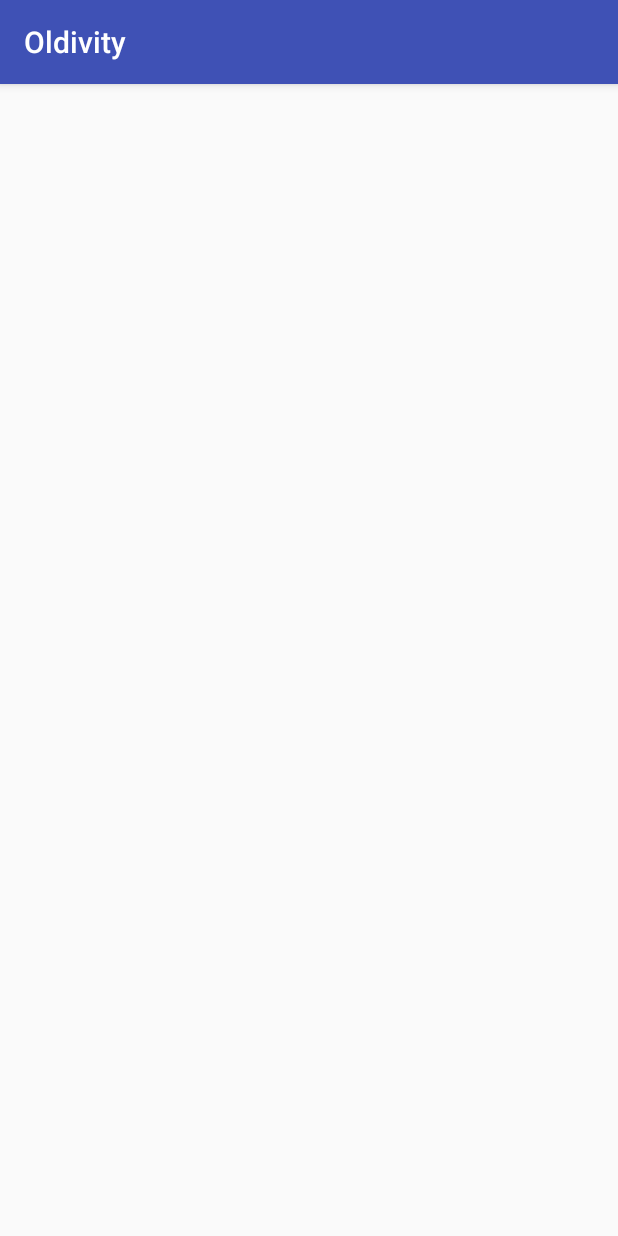
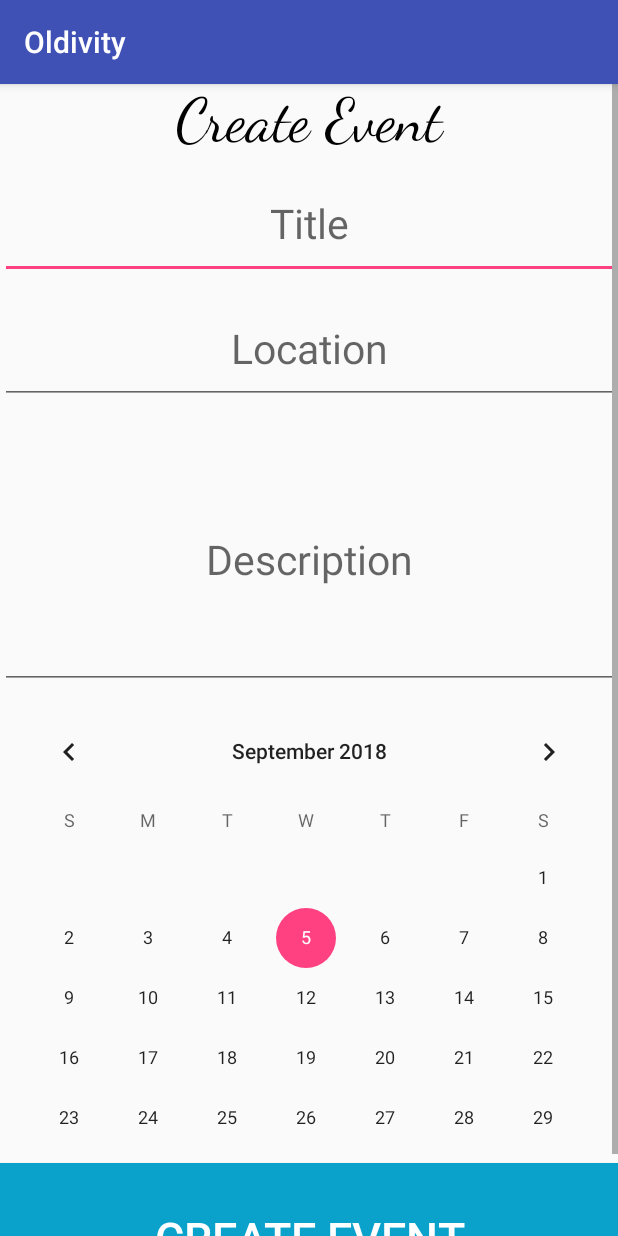
Before and after one commit to Trung-N/Oldtivity-app, an Android app: the CreateEvent screen opened directly, with no data from a screen before it, on a phone screen of 412 x 824 dp. Run offline under Robolectric (Android 15) with nearby library versions, the phone set to English and light mode, and no system bars; our stand-ins replace Firebase (no records; nobody signed in at launch, a user with empty details on screens opened directly).

Commit message:
Added ability to create and event. This *should* be stored in the database under a new branch called "events" (where the key is the user id).

```diff
--- a/Oldivity/app/src/main/java/com/example/oldivity/SignUpActivity.java
+++ b/Oldivity/app/src/main/java/com/example/oldivity/SignUpActivity.java
@@ -17,6 +17,8 @@ import com.google.firebase.auth.FirebaseAuth;
 import com.google.firebase.auth.FirebaseUser;
 import com.google.firebase.database.DatabaseReference;
 import com.google.firebase.database.FirebaseDatabase;
+
+import java.util.Map;
 
 public class SignUpActivity extends AppCompatActivity {
 
--- a/Oldivity/app/src/main/res/layout/activity_create_event.xml
+++ b/Oldivity/app/src/main/res/layout/activity_create_event.xml
@@ -6,4 +6,104 @@
     android:layout_height="match_parent"
     tools:context=".CreateEvent">
 
+    <ScrollView
+        android:layout_width="fill_parent"
+        android:layout_height="fill_parent"
+        android:fitsSystemWindows="true"
+        app:layout_constraintEnd_toEndOf="parent"
+        app:layout_constraintHorizontal_bias="0.5"
+        app:layout_constraintStart_toStartOf="parent"
+        app:layout_constraintTop_toTopOf="parent">
+
+        <LinearLayout
+            android:layout_width="match_parent"
+            android:layout_height="wrap_content"
+            android:orientation="vertical">
+
+            <TextView
+                android:id="@+id/createEventWelcome"
+                android:layout_width="match_parent"
+                android:layout_height="wrap_content"
+                android:fontFamily="cursive"
+                android:text="Create Event"
+                android:textAlignment="center"
+                android:textColor="@android:color/black"
+                android:textSize="40sp" />
+
+            <EditText
+                android:id="@+id/eventTitle"
+                android:layout_width="match_parent"
+                android:layout_height="73dp"
+                android:layout_alignParentBottom="true"
+                android:layout_centerHorizontal="true"
+                android:layout_marginTop="8dp"
+                android:hint="Title"
+                android:inputType="text"
+                android:textAlignment="center"
+                android:textSize="27sp"
+                app:layout_constraintEnd_toEndOf="parent"
+                app:layout_constraintStart_toStartOf="parent"
+                app:layout_constraintTop_toTopOf="parent" />
+
+            <EditText
+                android:id="@+id/eventLocation"
+                android:layout_width="match_parent"
+                android:layout_height="73dp"
+                android:layout_alignParentBottom="true"
+                android:layout_centerHorizontal="true"
+                android:layout_marginBottom="8dp"
+                android:layout_marginTop="10dp"
+                android:hint="Location"
+                android:inputType="text"
+                android:textAlignment="center"
+                android:textSize="27sp"
+                app:layout_constraintBottom_toTopOf="@+id/eventDate"
+                app:layout_constraintEnd_toEndOf="parent"
+                app:layout_constraintStart_toStartOf="parent"
+                app:layout_constraintTop_toBottomOf="@+id/eventTitle" />
+
+            <EditText
+                android:id="@+id/eventDescription"
+                android:layout_width="match_parent"
+                android:layout_height="172dp"
+                android:layout_alignParentBottom="true"
+                android:layout_centerHorizontal="true"
+                android:layout_marginBottom="8dp"
+                android:layout_marginTop="10dp"
+                android:hint="Description"
+                android:inputType="text"
+                android:textAlignment="center"
+                android:textSize="27sp"
+                app:layout_constraintBottom_toTopOf="@+id/eventDate"
+                app:layout_constraintEnd_toEndOf="parent"
+                app:layout_constraintStart_toStartOf="parent"
+                app:layout_constraintTop_toBottomOf="@+id/eventTitle" />
+
+            <CalendarView
+                android:id="@+id/eventDate"
+                android:layout_width="match_parent"
+                android:layout_height="300dp"
+                android:layout_marginBottom="8dp"
+                app:layout_constraintBottom_toTopOf="@+id/createEventButton"
+                app:layout_constraintEnd_toEndOf="parent"
+                app:layout_constraintStart_toStartOf="parent" />
+
+            <Button
+                android:id="@+id/createEventButton"
+                android:layout_width="match_parent"
+                android:layout_height="99dp"
+                android:layout_marginBottom="8dp"
+                android:background="#0AA2CB"
+                android:onClick="createEvent"
+                android:text="Create Event"
+                android:textColor="@android:color/white"
+                android:textSize="30sp"
+                app:layout_constraintBottom_toBottomOf="parent"
+                app:layout_constraintEnd_toEndOf="parent"
+                app:layout_constraintStart_toStartOf="parent" />
+
+        </LinearLayout>
+    </ScrollView>
+
+
 </android.support.constraint.ConstraintLayout>
--- a/Oldivity/app/src/main/res/layout/activity_profile.xml
+++ b/Oldivity/app/src/main/res/layout/activity_profile.xml
@@ -38,7 +38,7 @@
         android:layout_height="105dp"
         android:layout_alignParentTop="true"
         android:layout_centerHorizontal="true"
-        android:layout_marginTop="219dp"
+        android:layout_marginTop="192dp"
         android:background="#0AA2CB"
         android:lineSpacingExtra="20sp"
         android:onClick="friendsList"
--- a/Oldivity/app/src/main/res/values/styles.xml
+++ b/Oldivity/app/src/main/res/values/styles.xml
@@ -1,7 +1,7 @@
 <resources>
 
     <!-- Base application theme. -->
-    <style name="AppTheme" parent="Theme.AppCompat.Light.DarkActionBar">
+    <style name="AppTheme" parent="Base.Theme.AppCompat.Light.DarkActionBar">
         <!-- Customize your theme here. -->
         <item name="colorPrimary">@color/colorPrimary</item>
         <item name="colorPrimaryDark">@color/colorPrimaryDark</item>
```
Also changed, not shown: Oldivity/app/src/main/java/com/example/oldivity/CreateEvent.java (+157 -0 lines), Oldivity/app/src/main/java/com/example/oldivity/Event.java (added, +45 -0 lines).
